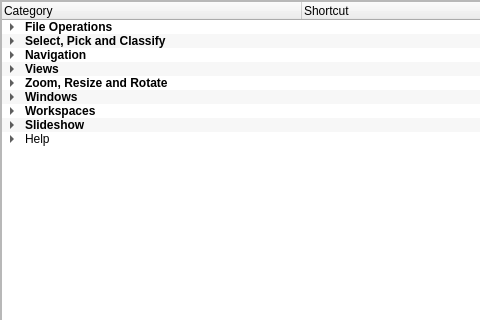
Old version of the form Help/shortcutsform.ui in the repository towhee/Winnow64; both pictures show x 0 to 480 and y 0 to 320 of the 963 by 870 pixel window.
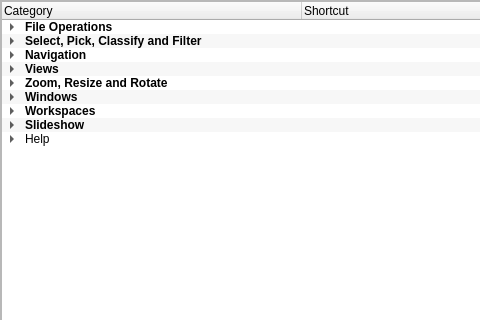
New version of the form.

Commit message: Correct filter count when raw+jpg 1

```diff
--- a/Help/shortcutsform.ui
+++ b/Help/shortcutsform.ui
@@ -218,7 +218,7 @@
       </item>
       <item>
        <property name="text">
-        <string>Select, Pick and Classify</string>
+        <string>Select, Pick, Classify and Filter</string>
        </property>
        <property name="font">
         <font>
```
Left out of the diff: 24 changed lines with no effect on the pictures. The commit also changes 15 other files.
